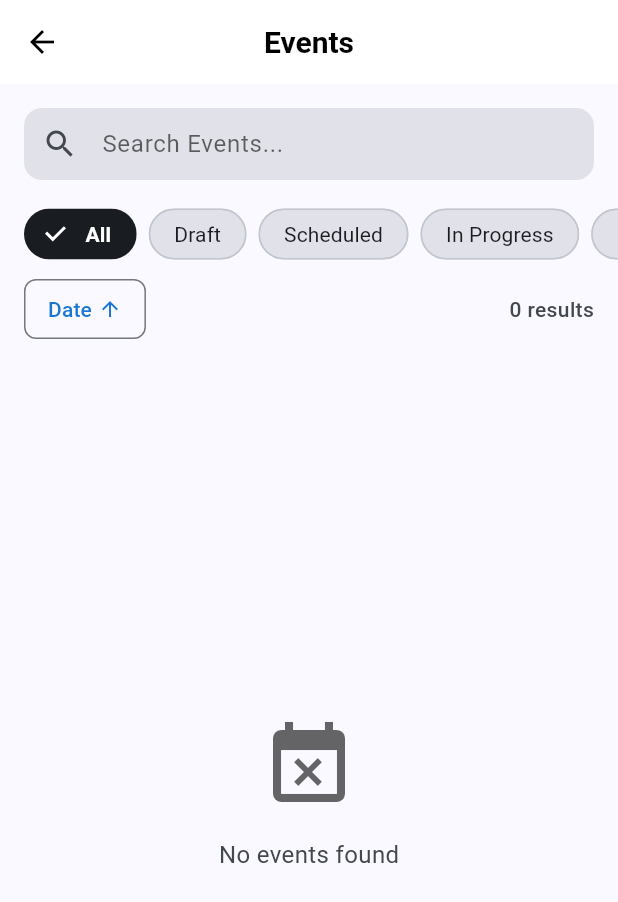
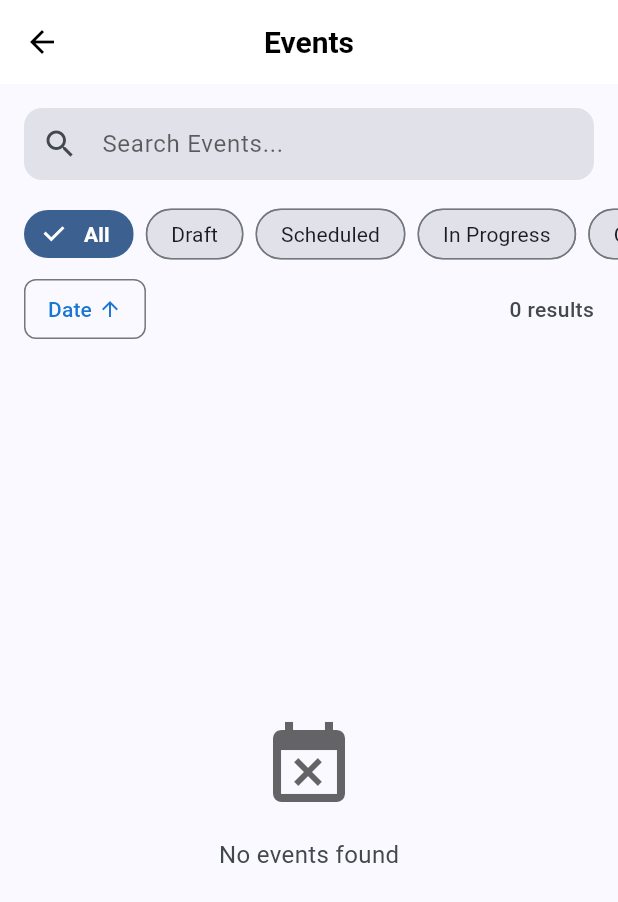
Before and after one commit to BryantBeltran/Scheduling-and-Stakeholder-Management-System, a Flutter app: the EventListScreen screen opened directly, on a phone screen of 412 x 824 dp. Shown: the top 902 px of the screen. Run offline on Flutter 3.47's test engine with Material 3 defaults, Android fonts, the phone set to English and light mode, and no system bars; our stand-ins replace app_links, cloud_firestore, cloud_functions, connectivity_plus, firebase_auth, firebase_core and 8 more; missing offline and left inert: firebase_app_check; accounts and stored records are empty; network calls fail.

Commit message:
Refactor filter chip styling in EventListScreen: improve color handling and border visibility

```diff
--- a/lib/screens/events/event_list_screen.dart
+++ b/lib/screens/events/event_list_screen.dart
@@ -402,19 +402,28 @@ class _EventListScreenState extends State<EventListScreen> {
 
   Widget _buildFilterChip(EventStatus? status, String label) {
     final isSelected = _filterStatus == status;
+    final chipColor = _filterChipColor(status);
     return Padding(
       padding: const EdgeInsets.only(right: 8),
       child: FilterChip(
         label: Text(label),
         selected: isSelected,
         onSelected: (_) => setState(() => _filterStatus = status),
-        selectedColor: _filterChipColor(status),
+        selectedColor: chipColor,
         checkmarkColor: Colors.white,
         labelStyle: TextStyle(
-          color: isSelected ? Colors.white : Theme.of(context).colorScheme.onSurface,
+          color: isSelected
+              ? Colors.white
+              : Theme.of(context).colorScheme.onSurface,
           fontWeight: isSelected ? FontWeight.w600 : FontWeight.normal,
         ),
         backgroundColor: Theme.of(context).colorScheme.surfaceContainerHighest,
+        side: isSelected
+            ? BorderSide.none
+            : BorderSide(
+                color: Theme.of(context).colorScheme.outline,
+                width: 1,
+              ),
         shape: RoundedRectangleBorder(borderRadius: BorderRadius.circular(20)),
       ),
     );
@@ -427,7 +436,7 @@ class _EventListScreenState extends State<EventListScreen> {
       case EventStatus.inProgress: return Colors.orange;
       case EventStatus.completed: return Colors.green;
       case EventStatus.cancelled: return Colors.red;
-      default: return Theme.of(context).colorScheme.onSurface;
+      default: return Theme.of(context).colorScheme.primary;
     }
   }
 
```
